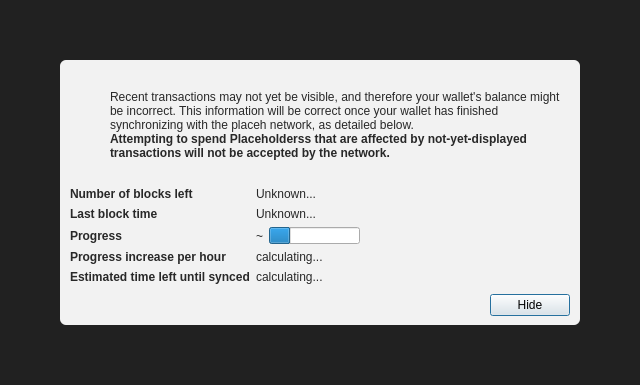
Above: src/qt/forms/modaloverlay.ui from VeriBlock/pop-phl before the change. Below: the same form after it.
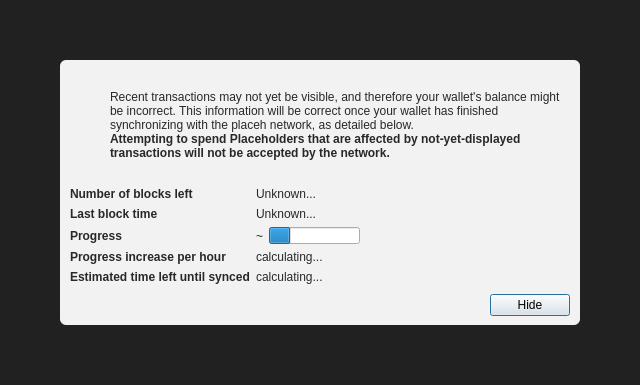
That is the form after the change. Icons and pictures are not drawn.

The edit to the form file:
```diff
--- a/src/qt/forms/modaloverlay.ui
+++ b/src/qt/forms/modaloverlay.ui
@@ -149,7 +149,7 @@
                 </font>
                </property>
                <property name="text">
-                <string>Attempting to spend Placeholderss that are affected by not-yet-displayed transactions will not be accepted by the network.</string>
+                <string>Attempting to spend Placeholders that are affected by not-yet-displayed transactions will not be accepted by the network.</string>
                </property>
                <property name="textFormat">
                 <enum>Qt::RichText</enum>
```
